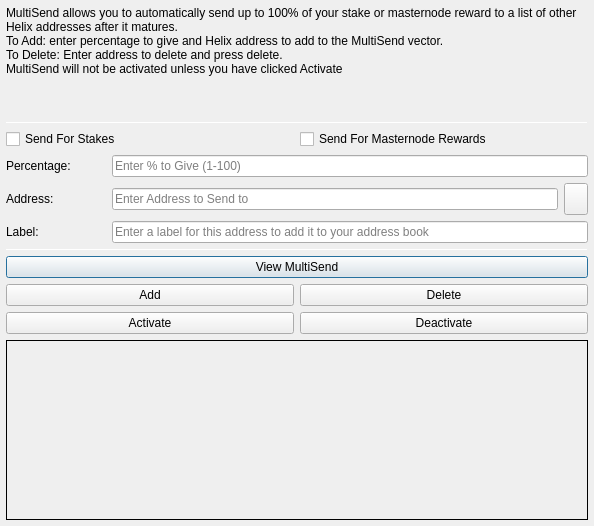
Above: src/qt/forms/multisenddialog.ui from noodlespan/helix before the change. Below: the same form after it.
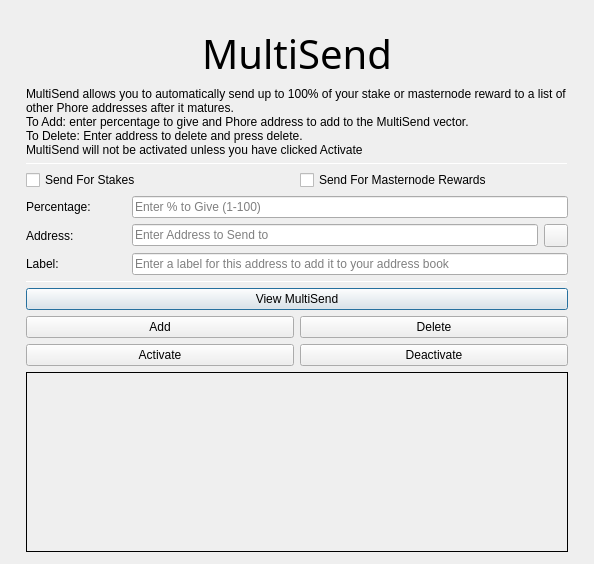
That is the form after the change. Icons and pictures are not drawn.

```diff
--- a/src/qt/forms/multisenddialog.ui
+++ b/src/qt/forms/multisenddialog.ui
@@ -30,15 +30,45 @@
     <number>6</number>
    </property>
    <item>
-    <layout class="QVBoxLayout" name="verticalLayout_Main" stretch="1,1,1,0,1,1,1">
+    <layout class="QVBoxLayout" name="verticalLayout_Main" stretch="0,1,1,1,0,1,1,1">
+     <property name="leftMargin">
+      <number>20</number>
+     </property>
+     <property name="topMargin">
+      <number>20</number>
+     </property>
+     <property name="rightMargin">
+      <number>20</number>
+     </property>
+     <property name="bottomMargin">
+      <number>20</number>
+     </property>
+     <item>
+      <widget class="QLabel" name="multiSendHeader">
+       <property name="font">
+        <font>
+         <family>Hind</family>
+         <pointsize>30</pointsize>
+         <weight>50</weight>
+         <bold>false</bold>
+        </font>
+       </property>
+       <property name="text">
+        <string>MultiSend</string>
+       </property>
+       <property name="alignment">
+        <set>Qt::AlignCenter</set>
+       </property>
+      </widget>
+     </item>
      <item>
       <widget class="QLabel" name="label_2">
        <property name="lineWidth">
         <number>1</number>
        </property>
        <property name="text">
-        <string>MultiSend allows you to automatically send up to 100% of your stake or masternode reward to a list of other Helix addresses after it matures.
-To Add: enter percentage to give and Helix address to add to the MultiSend vector.
+        <string>MultiSend allows you to automatically send up to 100% of your stake or masternode reward to a list of other Phore addresses after it matures.
+To Add: enter percentage to give and Phore address to add to the MultiSend vector.
 To Delete: Enter address to delete and press delete.
 MultiSend will not be activated unless you have clicked Activate</string>
        </property>
```
